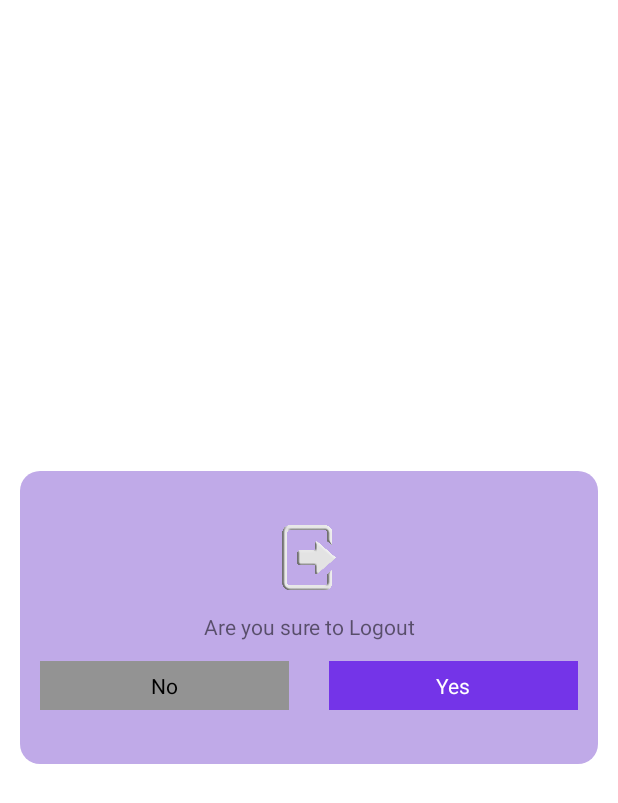
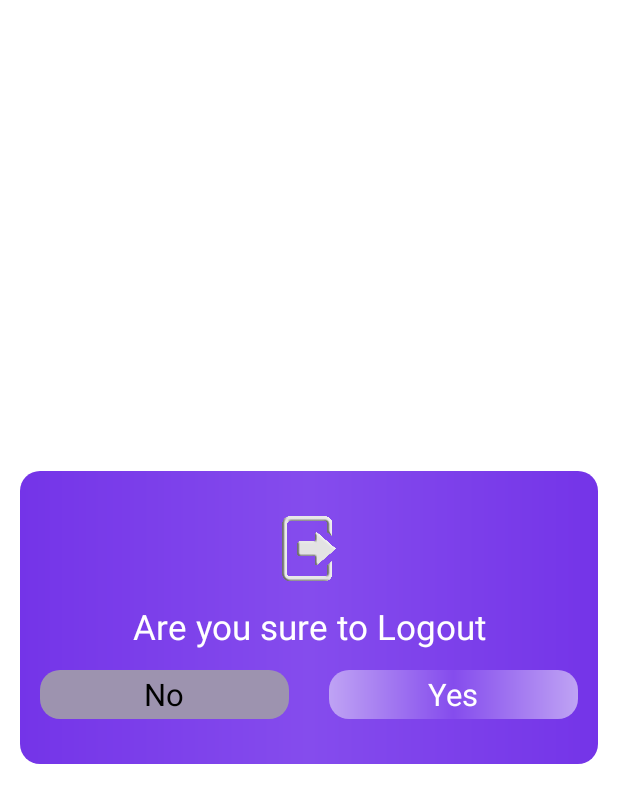
Before and after one commit to wasimanak/chatapp, an Android app: the layout dialoge_layout.xml on its own in the app's theme, with its tools: preview values and no code run, on a phone screen of 412 x 824 dp. Shown: the top 803 px of the screen. Run offline under Robolectric (Android 15) with nearby library versions, the phone set to English and light mode, and no system bars.

Commit message:
chatapp and design completed

```diff
--- a/app/src/main/java/com/waseemshahzad/chatapp/Activity/LoginActivity.java
+++ b/app/src/main/java/com/waseemshahzad/chatapp/Activity/LoginActivity.java
@@ -33,6 +33,10 @@ public class LoginActivity extends AppCompatActivity {
         super.onCreate(savedInstanceState);
         setContentView(R.layout.activity_login);
 
+        progressDialog = new ProgressDialog(this);
+        progressDialog.setMessage("Please Wait...");
+        progressDialog.setCancelable(false);
+
         auth = FirebaseAuth.getInstance();
 
 
@@ -66,6 +70,7 @@ public class LoginActivity extends AppCompatActivity {
                         @Override
                         public void onComplete(@NonNull Task<AuthResult> task) {
                             if (task.isSuccessful()) {
+                                progressDialog.dismiss();
                                 startActivity(new Intent(LoginActivity.this, MainActivity.class));
 
                             } else {
--- a/app/src/main/res/drawable-v24/btnbg.xml
+++ b/app/src/main/res/drawable-v24/btnbg.xml
@@ -1,9 +1,9 @@
 <?xml version="1.0" encoding="utf-8"?>
 <shape xmlns:android="http://schemas.android.com/apk/res/android">
     <gradient
-        android:startColor="@color/primary_blue"
+        android:startColor="#B492F3"
         android:centerColor="#854CED"
-        android:endColor="@color/primary_blue"
+        android:endColor="#B492F3"
         android:angle="180"/>
 <!--    <corners android:bottomLeftRadius="@dimen/_10sdp"-->
 <!--        android:bottomRightRadius="@dimen/_10sdp">-->
--- /dev/null
+++ b/app/src/main/res/drawable/nobtn.xml
@@ -0,0 +1,14 @@
+<?xml version="1.0" encoding="utf-8"?>
+<shape android:shape="rectangle" xmlns:android="http://schemas.android.com/apk/res/android">
+    <solid android:color="#C0AAE8"></solid>
+    <corners android:radius="@dimen/_10sdp"></corners>
+    <gradient
+        android:startColor="#9D93AF"
+        android:centerColor="#9D93AF"
+        android:endColor="#9D93AF"
+        android:angle="180"
+        />
+
+
+
+</shape>
--- a/app/src/main/res/drawable/shape_dialoge.xml
+++ b/app/src/main/res/drawable/shape_dialoge.xml
@@ -2,6 +2,12 @@
 <shape android:shape="rectangle" xmlns:android="http://schemas.android.com/apk/res/android">
     <solid android:color="#C0AAE8"></solid>
     <corners android:radius="@dimen/_10sdp"></corners>
+    <gradient
+        android:startColor="@color/primary_blue"
+        android:centerColor="#854CED"
+        android:endColor="@color/primary_blue"
+        android:angle="180"/>
+
 
 
 </shape>
--- /dev/null
+++ b/app/src/main/res/drawable/yesbtn.xml
@@ -0,0 +1,13 @@
+<?xml version="1.0" encoding="utf-8"?>
+<shape android:shape="rectangle" xmlns:android="http://schemas.android.com/apk/res/android">
+    <solid android:color="#C0AAE8"></solid>
+    <corners android:radius="@dimen/_10sdp"></corners>
+    <gradient
+        android:startColor="#BFA3F4"
+        android:centerColor="#854CED"
+        android:endColor="#BFA3F4"
+        android:angle="180"/>
+
+
+
+</shape>
--- a/app/src/main/res/layout/activity_main.xml
+++ b/app/src/main/res/layout/activity_main.xml
@@ -67,7 +67,7 @@
             android:layout_width="0dp"
             android:layout_height="match_parent"
             android:layout_weight="1"
-            android:background="@drawable/btnbg"
+            android:background="@drawable/shape_dialoge"
             android:text="RATE US"
             android:textColor="@color/white"
             android:textSize="@dimen/_14sdp"
@@ -82,7 +82,7 @@
             android:layout_width="0dp"
             android:layout_height="match_parent"
             android:layout_weight="1"
-            android:background="@drawable/btnbg"
+            android:background="@drawable/shape_dialoge"
             android:text="Contact Us"
             android:textColor="@color/white"
             android:textSize="@dimen/_14sdp"
@@ -97,7 +97,7 @@
             android:layout_width="0dp"
             android:layout_height="match_parent"
             android:layout_weight="1"
-            android:background="@drawable/btnbg"
+            android:background="@drawable/shape_dialoge"
             android:text="SHARE"
             android:textColor="@color/white"
             android:textSize="@dimen/_14sdp"
--- a/app/src/main/res/layout/dialoge_layout.xml
+++ b/app/src/main/res/layout/dialoge_layout.xml
@@ -19,6 +19,8 @@
         android:layout_width="match_parent"
         android:layout_height="wrap_content"
         android:layout_marginTop="@dimen/_10sdp"
+        android:textColor="@color/white"
+        android:textSize="@dimen/_18sdp"
         android:gravity="center"
         android:text="Are you sure to Logout"></TextView>
 
@@ -30,8 +32,9 @@
         <TextView
             android:layout_width="match_parent"
             android:id="@+id/nobtn"
-            android:background="#939393"
+            android:background="@drawable/nobtn"
             android:layout_height="@dimen/_25sdp"
+            android:textSize="@dimen/_16sdp"
             android:textColor="@color/black"
             android:layout_margin="@dimen/_10sdp"
             android:layout_weight="1"
@@ -42,7 +45,8 @@
             android:layout_width="match_parent"
             android:id="@+id/yesbtn"
             android:layout_height="@dimen/_25sdp"
-            android:background="@color/primary_blue"
+            android:background="@drawable/yesbtn"
+            android:textSize="@dimen/_16sdp"
             android:textColor="@color/white"
             android:layout_margin="@dimen/_10sdp"
             android:layout_weight="1"
```
Also changed, not shown: app/src/main/java/com/waseemshahzad/chatapp/Activity/MainActivity.java (+12 -3 lines).
